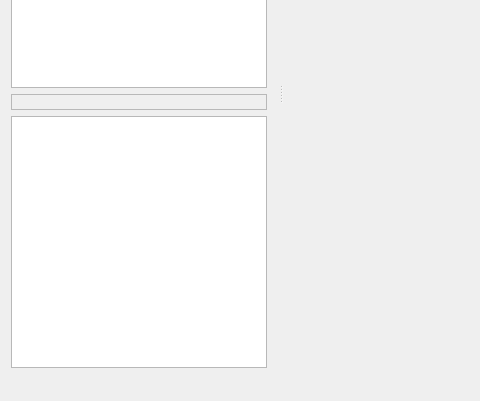
ArashMassoudieh/OpenHydroQual, file mainwindow.ui: the form before one commit; both pictures show x 0 to 480 and y 230 to 631 of the 775 by 631 pixel window.
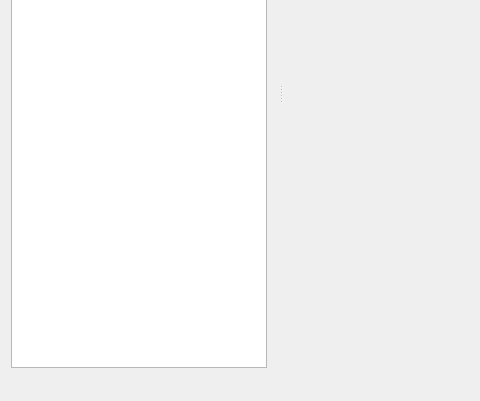
The form after the commit. Icons and pictures are not drawn.

What changed in the file:
```diff
--- a/mainwindow.ui
+++ b/mainwindow.ui
@@ -209,32 +209,6 @@
        </column>
       </widget>
      </item>
-     <item>
-      <widget class="QLabel" name="SelectedObjectDescription">
-       <property name="sizePolicy">
-        <sizepolicy hsizetype="MinimumExpanding" vsizetype="Preferred">
-         <horstretch>0</horstretch>
-         <verstretch>0</verstretch>
-        </sizepolicy>
-       </property>
-       <property name="frameShape">
-        <enum>QFrame::StyledPanel</enum>
-       </property>
-       <property name="text">
-        <string/>
-       </property>
-      </widget>
-     </item>
-     <item>
-      <widget class="QTableView" name="tableView">
-       <property name="focusPolicy">
-        <enum>Qt::StrongFocus</enum>
-       </property>
-       <property name="editTriggers">
-        <set>QAbstractItemView::AnyKeyPressed|QAbstractItemView::DoubleClicked|QAbstractItemView::EditKeyPressed|QAbstractItemView::SelectedClicked</set>
-       </property>
-      </widget>
-     </item>
     </layout>
    </widget>
   </widget>
```
